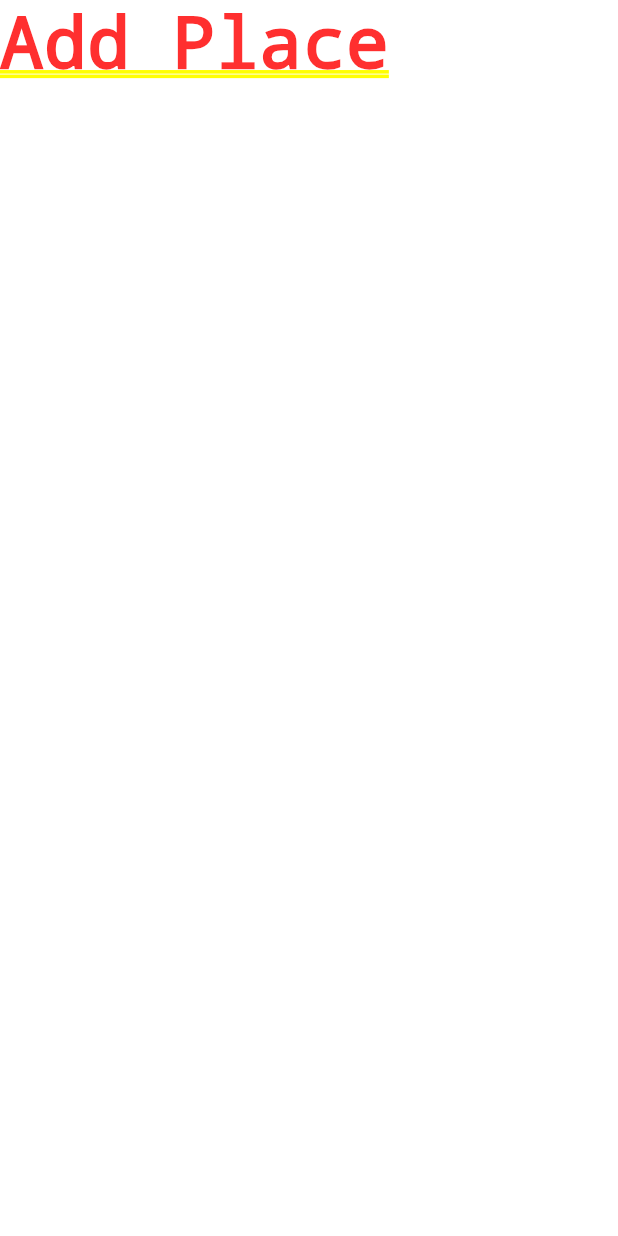
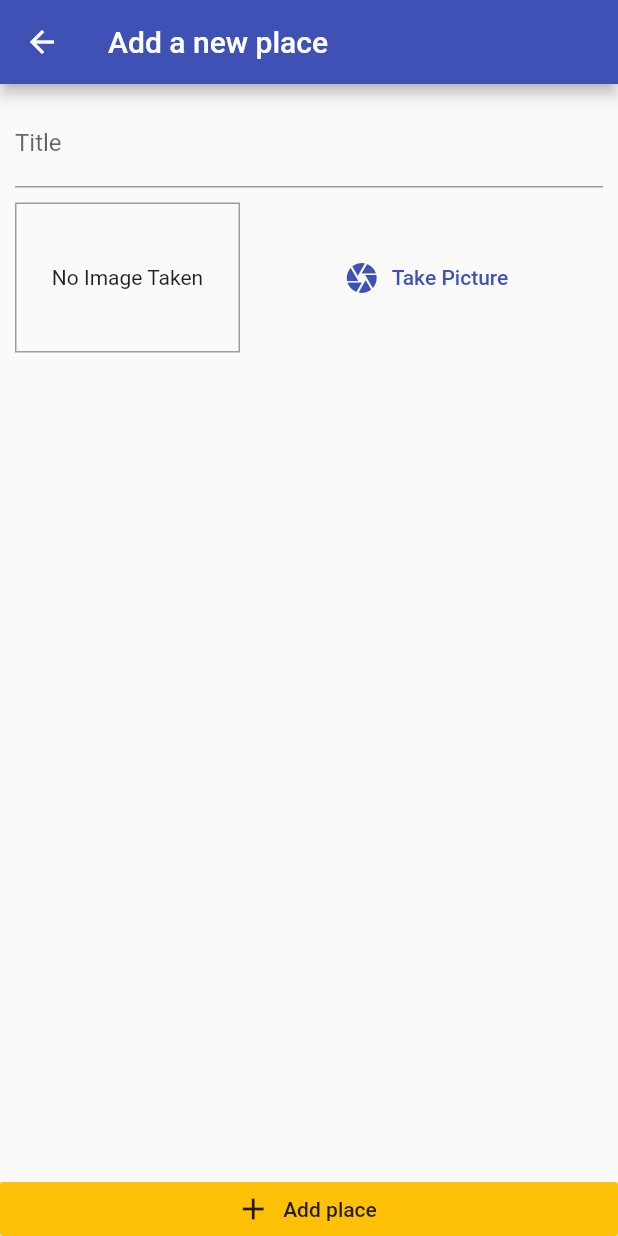
Before and after one commit to prakharmaurya/great_places, a Flutter app: the screen it shows after launch, after a tap on the "add" icon, on a phone screen of 412 x 824 dp. Run offline on Flutter 3.47's test engine with Material 2 defaults, Android fonts, the phone set to English and light mode, and no system bars.

Commit message:
Add: Form added to pic place

```diff
--- a/lib/screens/add_place_screen.dart
+++ b/lib/screens/add_place_screen.dart
@@ -1,11 +1,60 @@
 import 'package:flutter/material.dart';
 
-class AddPlaceScreen extends StatelessWidget {
+import '../widgets/image_input.dart';
+
+class AddPlaceScreen extends StatefulWidget {
   static const routeName = 'add-place';
+
+  @override
+  _AddPlaceScreenState createState() => _AddPlaceScreenState();
+}
+
+class _AddPlaceScreenState extends State<AddPlaceScreen> {
+  final _titleController = TextEditingController();
+
   @override
   Widget build(BuildContext context) {
-    return Container(
-      child: Text('Add Place'),
+    return Scaffold(
+      appBar: AppBar(
+        title: Text(
+          'Add a new place',
+        ),
+      ),
+      body: Column(
+        mainAxisAlignment: MainAxisAlignment.spaceBetween,
+        crossAxisAlignment: CrossAxisAlignment.stretch,
+        children: [
+          Expanded(
+            child: SingleChildScrollView(
+              child: Padding(
+                padding: const EdgeInsets.all(10.0),
+                child: Column(
+                  children: [
+                    TextField(
+                      decoration: InputDecoration(
+                        labelText: 'Title',
+                      ),
+                      controller: _titleController,
+                    ),
+                    SizedBox(
+                      height: 10,
+                    ),
+                    ImageInput(),
+                  ],
+                ),
+              ),
+            ),
+          ),
+          RaisedButton.icon(
+            icon: Icon(Icons.add),
+            label: Text('Add place'),
+            onPressed: () {},
+            elevation: 0,
+            materialTapTargetSize: MaterialTapTargetSize.shrinkWrap,
+            color: Theme.of(context).accentColor,
+          )
+        ],
+      ),
     );
   }
 }
--- /dev/null
+++ b/lib/widgets/image_input.dart
@@ -0,0 +1,52 @@
+import 'dart:io';
+
+import 'package:flutter/material.dart';
+
+class ImageInput extends StatefulWidget {
+  @override
+  _ImageInputState createState() => _ImageInputState();
+}
+
+class _ImageInputState extends State<ImageInput> {
+  File _storedImage;
+
+  @override
+  Widget build(BuildContext context) {
+    return Row(
+      children: [
+        Container(
+          width: 150,
+          height: 100,
+          decoration: BoxDecoration(
+            border: Border.all(
+              width: 1,
+              color: Colors.grey,
+            ),
+          ),
+          child: _storedImage != null
+              ? Image.file(
+                  _storedImage,
+                  fit: BoxFit.cover,
+                  width: double.infinity,
+                )
+              : Text(
+                  'No Image Taken',
+                  textAlign: TextAlign.center,
+                ),
+          alignment: Alignment.center,
+        ),
+        SizedBox(
+          width: 10,
+        ),
+        Expanded(
+          child: FlatButton.icon(
+            icon: Icon(Icons.camera),
+            onPressed: () {},
+            label: Text('Take Picture'),
+            textColor: Theme.of(context).primaryColor,
+          ),
+        ),
+      ],
+    );
+  }
+}
```
